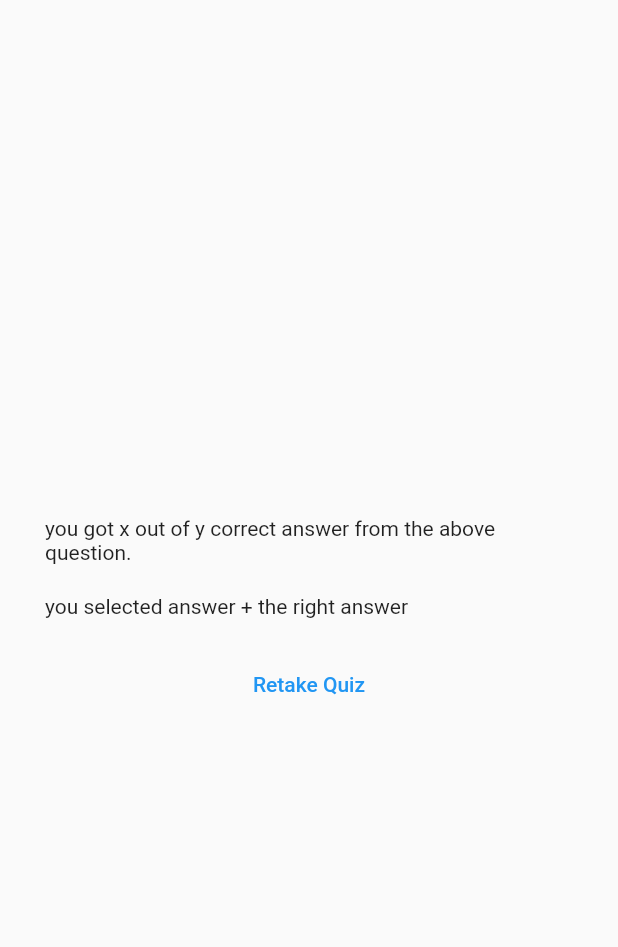
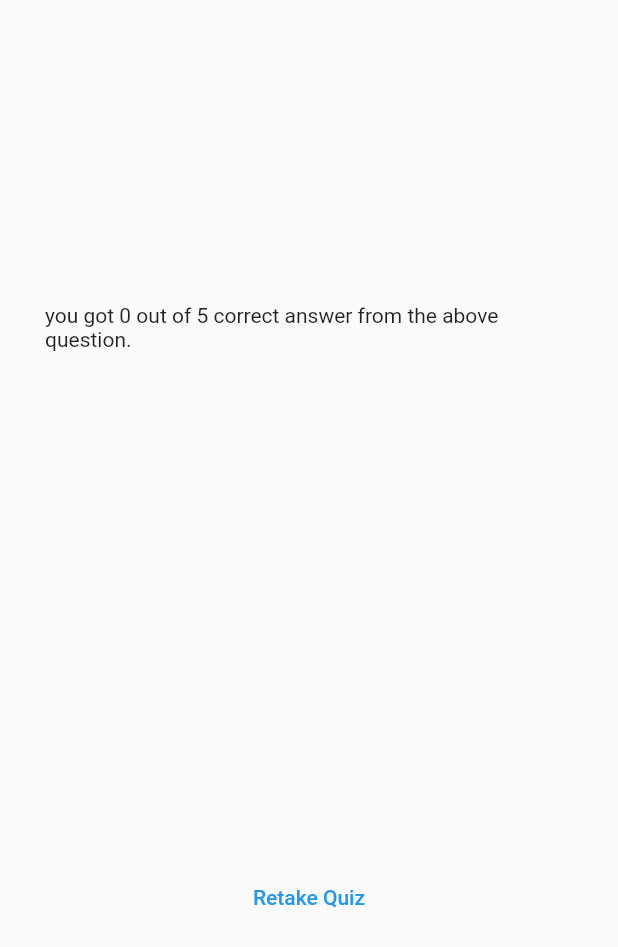
Before and after one commit to akashdevav/Flutter_Quiz_app, a Flutter app: the ResultScreen widget shown alone on an empty page, opened directly with empty values, on a phone screen of 412 x 824 dp. Shown: the top 947 px of the screen. Run offline on Flutter 3.47's test engine with Material 2 defaults, Android fonts, the phone set to English and light mode, and no system bars; our stand-ins replace google_fonts.

Commit message:
the result page is over and some designs are bending and there is issuse in restart_quiz button will soon fix it and final update is soon...

```diff
--- /dev/null
+++ b/quiz_app/lib/question_summary.dart
@@ -0,0 +1,48 @@
+import 'package:flutter/material.dart';
+
+class QuestionsSummary extends StatelessWidget {
+  QuestionsSummary(this.summarydata, {super.key});
+
+  List<Map<String, Object>> summarydata;
+
+  @override
+  Widget build(BuildContext context) {
+    return SizedBox(
+      height: 300,
+      child: SingleChildScrollView(
+        child: Column(
+            children: summarydata.map((data) {
+          return Row(
+            children: [
+              Text(
+                ((data['question_index'] as int) + 1).toString(),
+                style: const TextStyle(
+                    color: Color.fromARGB(178, 0, 0, 0),
+                    fontSize: 16,
+                    fontWeight: FontWeight.bold),
+              ),
+              const SizedBox(
+                width: 10,
+              ),
+              Expanded(
+                child: Column(
+                  children: [
+                    Text(data['quiz_question'] as String),
+                    const SizedBox(
+                      height: 5,
+                    ),
+                    Text(data['correct_answer'] as String),
+                    const SizedBox(
+                      height: 5,
+                    ),
+                    Text(data['user_answer'] as String),
+                  ],
+                ),
+              )
+            ],
+          );
+        }).toList()),
+      ),
+    );
+  }
+}
--- a/quiz_app/lib/result_screen.dart
+++ b/quiz_app/lib/result_screen.dart
@@ -1,19 +1,21 @@
 import 'package:flutter/material.dart';
 import 'package:quiz_app/data/questions.dart';
+import 'package:quiz_app/question_summary.dart';
 
 class ResultScreen extends StatelessWidget {
-  const ResultScreen(this.reQuiz, {super.key, required this.choosenAnswer});
+  const ResultScreen({super.key, required this.reQuiz, required this.chosenAnswer});
   final void Function() reQuiz;
-  final List<String> choosenAnswer;
+  final List<String> chosenAnswer;
 
   //New method to store the questions and right answers in the result page.
   List<Map<String, Object>> getSummaryData() {
     final List<Map<String, Object>> summary = [];
-    for (var i= 0; i< choosenAnswer.length; i++) {
+    for (var i = 0; i < chosenAnswer.length; i++) {
       summary.add({
         'question_index': i,
         'quiz_question': questions[i].text,
-        'your_answer': questions[i].answers[0]
+        'correct_answer': questions[i].answers[0],
+        'user_answer': chosenAnswer[i]
       });
     }
 
@@ -22,6 +24,14 @@ class ResultScreen extends StatelessWidget {
 
   @override
   Widget build(BuildContext context) {
+    final SummaryData = getSummaryData();
+    final numtotalQuestion = questions.length;
+    final numcorrectAnswer = getSummaryData().where(
+      (data) {
+        return data['user_answer'] == data['correct_answer'];
+      },
+    ).length;
+
     return SizedBox(
       width: double.infinity,
       child: Container(
@@ -30,11 +40,12 @@ class ResultScreen extends StatelessWidget {
           mainAxisAlignment: MainAxisAlignment.center,
           crossAxisAlignment: CrossAxisAlignment.stretch,
           children: [
-            const Text('you got x out of y correct answer from the above question.'),
+            Text(
+                'you got $numcorrectAnswer out of $numtotalQuestion correct answer from the above question.'),
             const SizedBox(
               height: 20,
             ),
-            const Text('you selected answer + the right answer'),
+            QuestionsSummary(SummaryData),
             const SizedBox(
               height: 20,
             ),
```
Also changed, not shown: quiz_app/lib/background_color.dart (+9 -2 lines).
